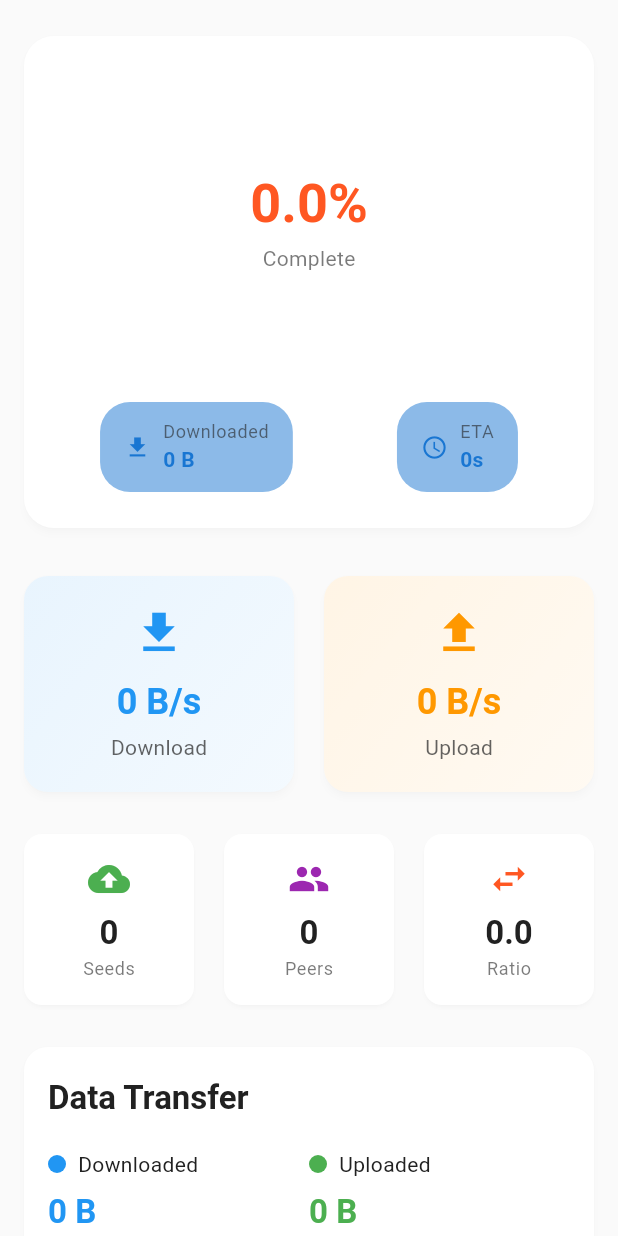
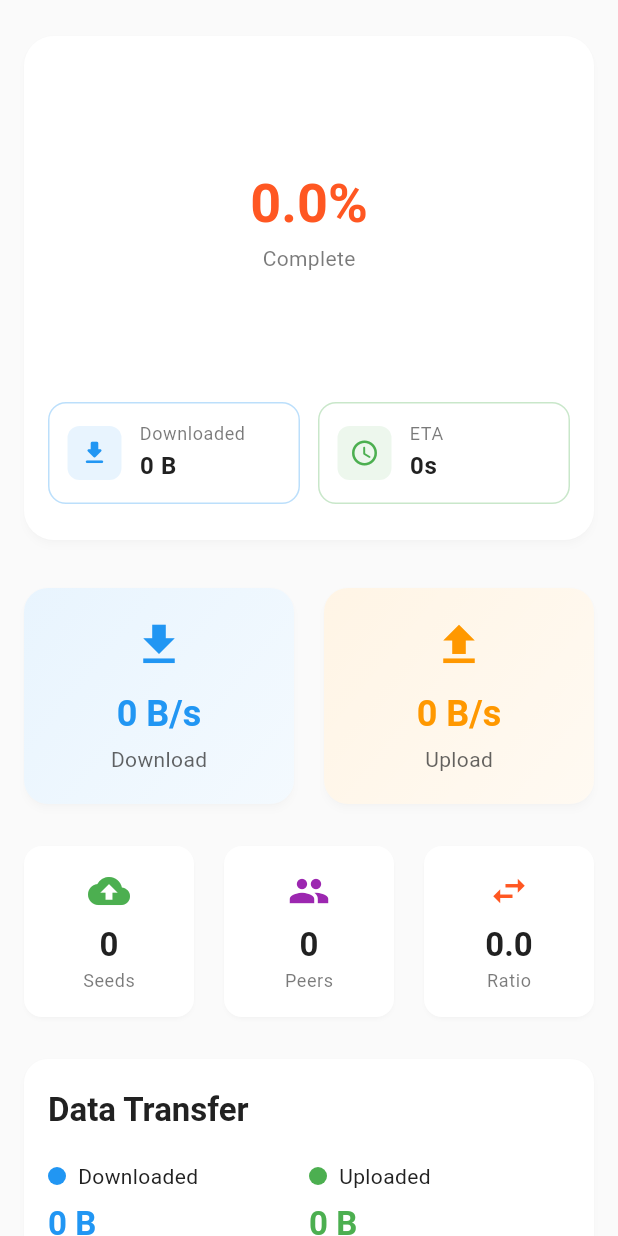
Before and after one commit to RajnishOne/qbitconnect, a Flutter app: the TorrentStatsTab widget shown alone on an empty page, opened directly with empty values, on a phone screen of 412 x 824 dp. Run offline on Flutter 3.47's test engine with Material 3 defaults, Android fonts, the phone set to English and light mode, and no system bars; our stand-ins replace app_links, connectivity_plus, cookie_jar, dio, dio_cookie_manager, file_picker and 8 more; missing offline and left inert: network_ninja; accounts and stored records are empty.

Commit message:
UPDATE - Download and ETA Pills

```diff
--- a/lib/src/widgets/torrent_stats_tab.dart
+++ b/lib/src/widgets/torrent_stats_tab.dart
@@ -156,19 +156,25 @@ class _TorrentStatsTabState extends State<TorrentStatsTab> {
             ),
             const SizedBox(height: 20),
             Row(
-              mainAxisAlignment: MainAxisAlignment.spaceAround,
               children: [
-                _buildInfoPill(
+                Expanded(
+                  child: _buildInfoCard(
                     'Downloaded',
                     details.formattedSize,
-                  Icons.download,
+                    Icons.download_rounded,
+                    const Color(0xFF2196F3),
                     theme,
                   ),
-                _buildInfoPill(
+                ),
+                const SizedBox(width: 12),
+                Expanded(
+                  child: _buildInfoCard(
                     'ETA',
                     details.formattedEta,
-                  Icons.schedule,
+                    Icons.schedule_rounded,
+                    const Color(0xFF4CAF50),
                     theme,
+                  ),
                 ),
               ],
             ),
@@ -694,24 +700,33 @@ class _TorrentStatsTabState extends State<TorrentStatsTab> {
     );
   }
 
-  Widget _buildInfoPill(
+  Widget _buildInfoCard(
     String label,
     String value,
     IconData icon,
+    Color color,
     ThemeData theme,
   ) {
     return Container(
-      padding: const EdgeInsets.symmetric(horizontal: 16, vertical: 12),
+      padding: const EdgeInsets.all(12),
       decoration: BoxDecoration(
-        color: theme.colorScheme.primaryContainer.withOpacity(0.5),
-        borderRadius: BorderRadius.circular(20),
+        color: theme.colorScheme.surfaceContainerHighest,
+        borderRadius: BorderRadius.circular(12),
+        border: Border.all(color: color.withOpacity(0.3), width: 1),
       ),
       child: Row(
-        mainAxisSize: MainAxisSize.min,
         children: [
-          Icon(icon, size: 18, color: theme.colorScheme.primary),
-          const SizedBox(width: 8),
-          Column(
+          Container(
+            padding: const EdgeInsets.all(8),
+            decoration: BoxDecoration(
+              color: color.withOpacity(0.1),
+              borderRadius: BorderRadius.circular(8),
+            ),
+            child: Icon(icon, size: 20, color: color),
+          ),
+          const SizedBox(width: 12),
+          Expanded(
+            child: Column(
               crossAxisAlignment: CrossAxisAlignment.start,
               children: [
                 Text(
@@ -720,14 +735,17 @@ class _TorrentStatsTabState extends State<TorrentStatsTab> {
                     color: theme.colorScheme.onSurface.withOpacity(0.6),
                   ),
                 ),
+                const SizedBox(height: 2),
                 Text(
                   value,
-                style: theme.textTheme.bodyMedium?.copyWith(
+                  style: theme.textTheme.bodyLarge?.copyWith(
                     fontWeight: FontWeight.bold,
-                  color: theme.colorScheme.primary,
                   ),
+                  maxLines: 1,
+                  overflow: TextOverflow.ellipsis,
                 ),
               ],
+            ),
           ),
         ],
       ),
```
Lines whose indentation alone changed are shown as unchanged.
